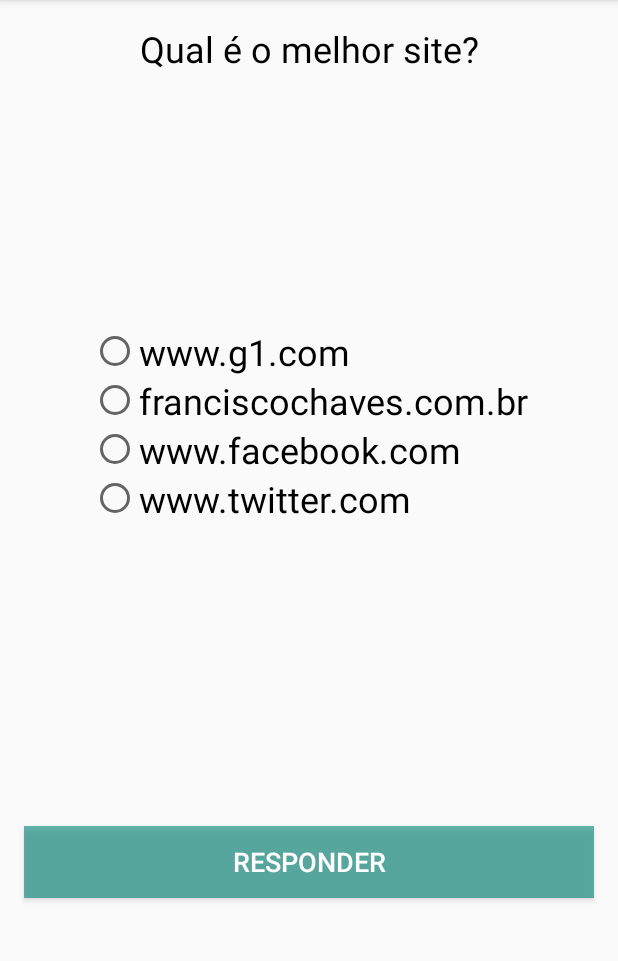
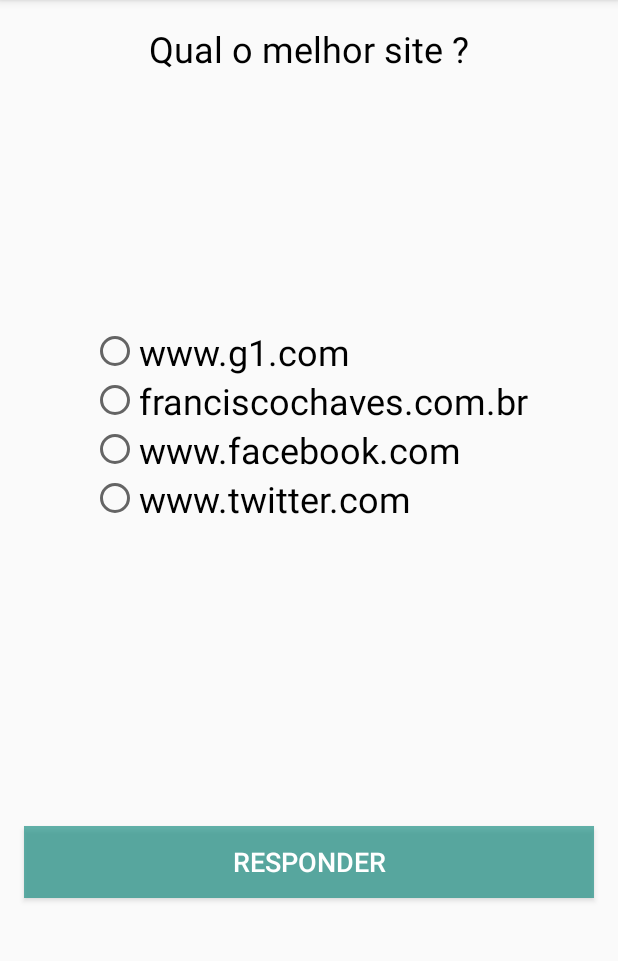
Before and after one commit to franciscojsc/quiz-android, an Android app: the QuizActivity screen opened directly, with no data from a screen before it, after a tap on "RESPONDER", on a phone screen of 412 x 824 dp, the part 84-1045 px from its top. Run offline under Robolectric (Android 15) with nearby library versions, the phone set to English and light mode, and no system bars; 1 statement that could not run was skipped.

Commit message:
Adicionando outras questões no quiz

```diff
--- /dev/null
+++ b/app/src/main/java/br/com/franciscochaves/quiz/Questao.java
@@ -0,0 +1,33 @@
+package br.com.franciscochaves.quiz;
+
+import java.util.ArrayList;
+import java.util.List;
+
+public class Questao {
+
+    private String pergunta;
+    private List<String> respostas = new ArrayList<>();
+    private int respostaCerta;
+
+    public Questao(String pergunta, int respostaCerta, String... respostas){
+        this.pergunta = pergunta;
+        this.respostas.add(respostas[0]);
+        this.respostas.add(respostas[1]);
+        this.respostas.add(respostas[2]);
+        this.respostas.add(respostas[3]);
+        this.respostaCerta = respostaCerta;
+    }
+
+    public String getPergunta(){
+        return this.pergunta;
+    }
+
+    public List<String> getRespostas(){
+        return this.respostas;
+    }
+
+    public int getRespostaCerta(){
+        return this.respostaCerta;
+    }
+
+}
--- a/app/src/main/java/br/com/franciscochaves/quiz/QuizActivity.java
+++ b/app/src/main/java/br/com/franciscochaves/quiz/QuizActivity.java
@@ -7,6 +7,9 @@ import android.view.View;
 import android.widget.RadioButton;
 import android.widget.RadioGroup;
 import android.widget.TextView;
+
+import java.util.ArrayList;
+import java.util.List;
 
 public class QuizActivity extends AppCompatActivity {
 
@@ -20,6 +23,15 @@ public class QuizActivity extends AppCompatActivity {
     private int respostaCerta;
     private int pontos = 0;
 
+    List<Questao> questoes = new ArrayList<Questao>(){
+        {
+            add(new Questao("Quem descobriu o Brasil?", R.id.radio_resposta1, "Pedro Álvares Cabral", "Cristóvão Colombo", "Donald Trump", "Francisco Chaves"));
+            add(new Questao("Qual o melhor site ?", R.id.radio_resposta2, "www.g1.com", "franciscochaves.com.br", "www.facebook.com", "www.twitter.com"));
+            add(new Questao("Qual o melhor político do Brasil?", R.id.radio_resposta3, "Tiririca", "Eneas Carneiro", "Nenhum presta", "Todos são bons"));
+            add(new Questao("Qual a melhor plataforma mobile?", R.id.radio_resposta4, "Symbian", "BlackBerry", "iOS", "Android <<<"));
+        }
+    };
+
     @Override
     protected void onCreate(Bundle savedInstanceState) {
         super.onCreate(savedInstanceState);
@@ -32,7 +44,7 @@ public class QuizActivity extends AppCompatActivity {
         rbResposta4 = findViewById(R.id.radio_resposta4);
         radioGroup = findViewById(R.id.radio_grup_pergunta);
 
-        respostaCerta = R.id.radio_resposta1;
+        carregarQuestao();
     }
 
     public void btnResponderOnclick(View view ) {
@@ -55,12 +67,17 @@ public class QuizActivity extends AppCompatActivity {
     protected void onRestart(){
         super.onRestart();
 
-        pergunta.setText("Qual é o melhor site?");
-        rbResposta1.setText("www.g1.com");
-        rbResposta2.setText("franciscochaves.com.br");
-        rbResposta3.setText("www.facebook.com");
-        rbResposta4.setText("www.twitter.com");
+        carregarQuestao();
+    }
 
-        respostaCerta = R.id.radio_resposta2;
+    private void carregarQuestao(){
+        Questao q = questoes.remove(0);
+        pergunta.setText(q.getPergunta());
+        List<String> resposta = q.getRespostas();
+        rbResposta1.setText(resposta.get(0));
+        rbResposta2.setText(resposta.get(1));
+        rbResposta3.setText(resposta.get(2));
+        rbResposta4.setText(resposta.get(3));
+        respostaCerta = q.getRespostaCerta();
     }
 }
```
